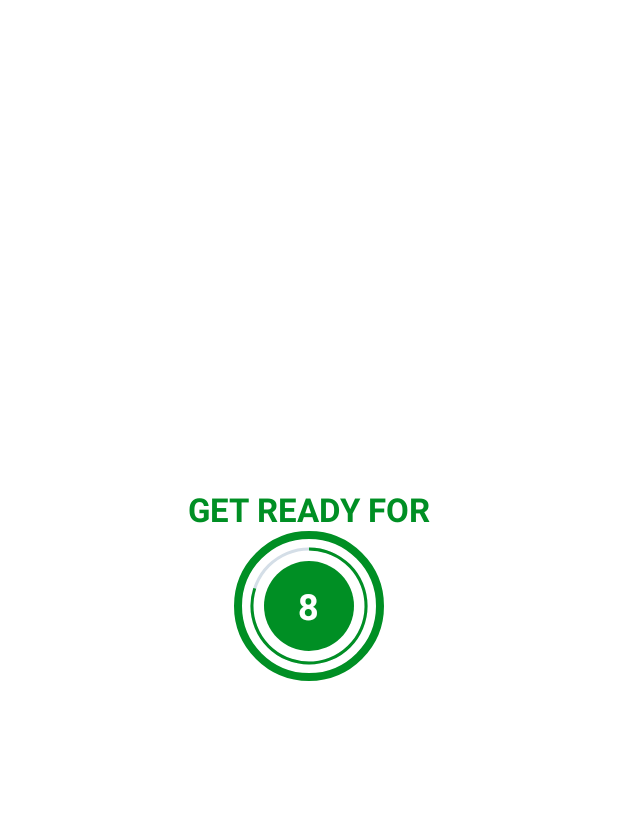
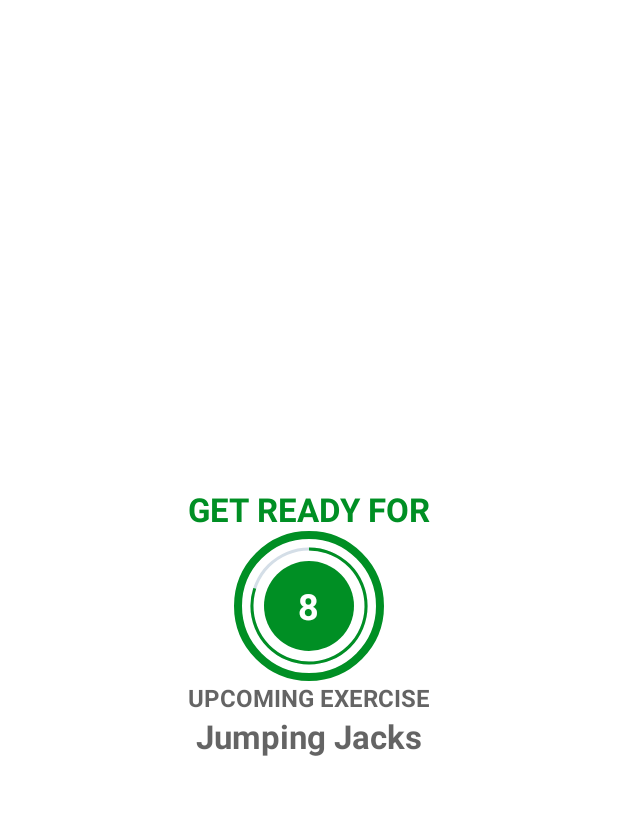
Before and after one commit to emailman/7MinuteWorkout, an Android app: the ExerciseActivity screen opened directly, with no data from a screen before it, on a phone screen of 412 x 824 dp, the part 62-877 px from its top. Run offline under Robolectric (Android 15) with nearby library versions, the phone set to English and light mode, and no system bars.

Commit message:
Add upcoming exercise text

```diff
--- a/app/src/main/java/edu/mailman/a7minuteworkout/ExerciseActivity.kt
+++ b/app/src/main/java/edu/mailman/a7minuteworkout/ExerciseActivity.kt
@@ -47,7 +47,10 @@ class ExerciseActivity : AppCompatActivity() {
         binding?.tvExerciseName?.visibility = View.INVISIBLE
         binding?.flExerciseView?.visibility = View.INVISIBLE
         binding?.ivImage?.visibility = View.INVISIBLE
-
+        binding?.tvUpcomingLabel?.visibility = View.VISIBLE
+        binding?.tvUpcomingExerciseName?.visibility = View.VISIBLE
+        binding?.tvUpcomingExerciseName?.text =
+            exerciseList!![currentExercisePosition + 1].getName()
 
         if (restTimer != null) {
             restTimer?.cancel()
@@ -62,6 +65,9 @@ class ExerciseActivity : AppCompatActivity() {
         binding?.tvExerciseName?.visibility = View.VISIBLE
         binding?.flExerciseView?.visibility = View.VISIBLE
         binding?.ivImage?.visibility = View.VISIBLE
+        binding?.tvUpcomingLabel?.visibility = View.INVISIBLE
+        binding?.tvUpcomingExerciseName?.visibility = View.INVISIBLE
+
 
         if (exerciseTimer != null) {
             exerciseTimer?.cancel()
--- a/app/src/main/res/layout/activity_exercise.xml
+++ b/app/src/main/res/layout/activity_exercise.xml
@@ -68,6 +68,33 @@
         </LinearLayout>
     </FrameLayout>
 
+    <TextView
+        android:id="@+id/tvUpcomingLabel"
+        android:layout_width="wrap_content"
+        android:layout_height="wrap_content"
+        android:text="@string/upcoming_exercise"
+        android:textColor="@color/colorPrimary"
+        android:textSize="16sp"
+        android:textStyle="bold"
+        android:visibility="gone"
+        app:layout_constraintEnd_toEndOf="parent"
+        app:layout_constraintStart_toStartOf="parent"
+        app:layout_constraintTop_toBottomOf="@+id/flRestView"
+        app:layout_constraintBottom_toTopOf="@+id/tvUpcomingExerciseName"
+        tools:visibility="visible" />
+
+    <TextView
+        android:id="@+id/tvUpcomingExerciseName"
+        android:layout_width="wrap_content"
+        android:layout_height="wrap_content"
+        android:textColor="@color/colorPrimary"
+        android:textSize="22sp"
+        android:textStyle="bold"
+        app:layout_constraintEnd_toEndOf="parent"
+        app:layout_constraintStart_toStartOf="parent"
+        app:layout_constraintTop_toBottomOf="@+id/tvUpcomingLabel"
+        tools:visibility="visible" />
+
     <ImageView
         android:id="@+id/ivImage"
         android:layout_width="match_parent"
--- a/app/src/main/res/values/strings.xml
+++ b/app/src/main/res/values/strings.xml
@@ -7,4 +7,5 @@
     <string name="_30">30</string>
     <string name="exercise_name">Exercise Name</string>
     <string name="image">Image</string>
+    <string name="upcoming_exercise">UPCOMING EXERCISE</string>
 </resources>
```
